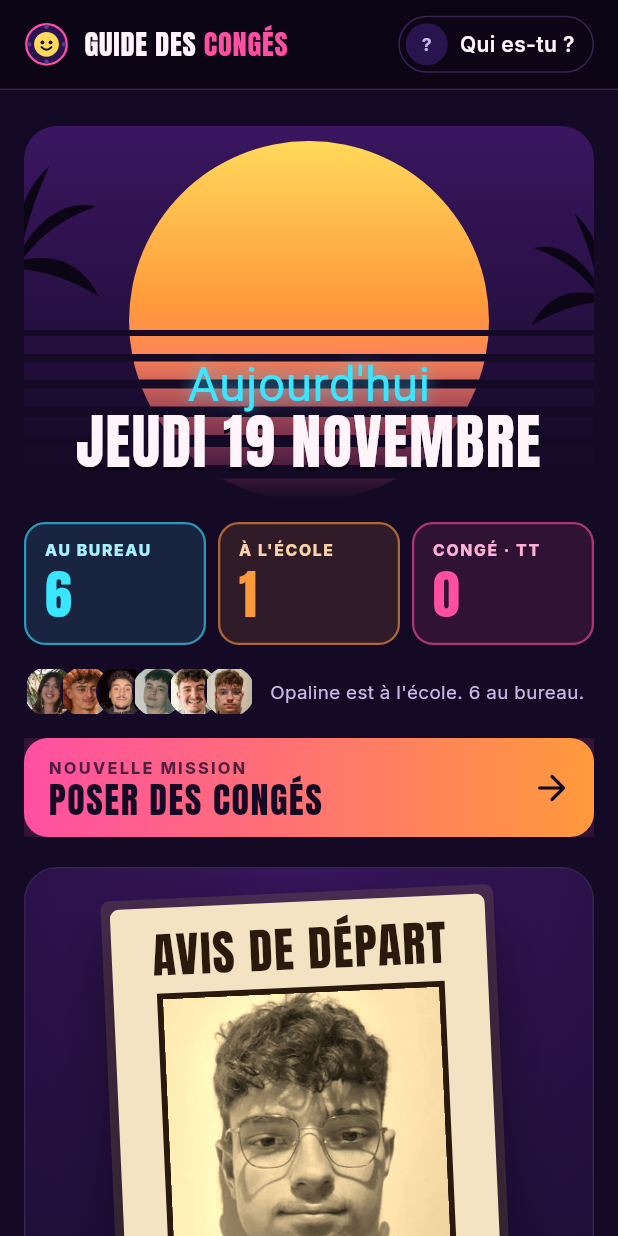
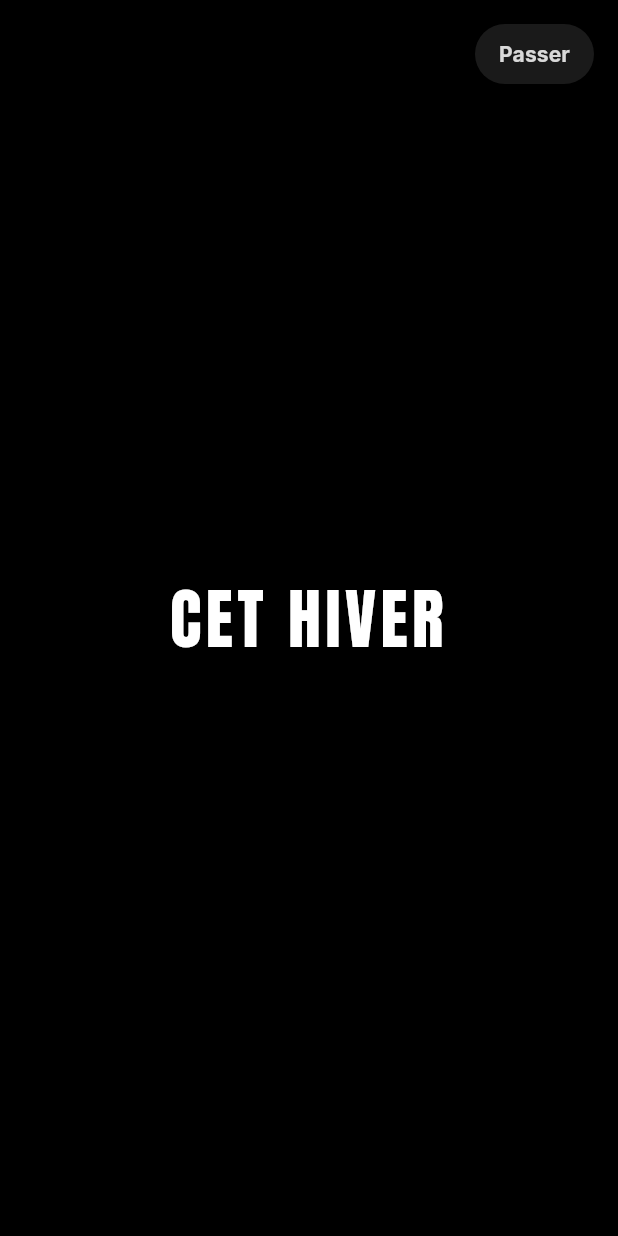
Before and after one commit to Yukojuni/Calendrier-michelin, a Flutter app: the first screen one second after launch, on a phone screen of 412 x 824 dp. Run offline on Flutter 3.47's test engine with Material 3 defaults, Android fonts, the phone set to English and light mode, and no system bars; our stand-ins replace google_fonts, shared_preferences, supabase_flutter; accounts and stored records are empty; Roboto replaces fonts that are missing (Yellowtail).

Commit message:
Ajoute une intro façon bande-annonce au lancement
Écran noir, bandes de cinéma, fondu et zoom lent sur l'image, sous-titres
enchaînés puis fondu vers l'app (environ 7 s, bouton « Passer »). Désactivée
quand le système demande moins d'animations.

Co-Authored-By: Claude Opus 5.5 <noreply@anthropic.com>
Claude-Session: https://claude.ai/code/session_01Vvzw9iDBvpSLpyghCG6AJZ

```diff
--- a/lib/main.dart
+++ b/lib/main.dart
@@ -10,6 +10,7 @@ import 'store.dart';
 import 'theme.dart';
 import 'ui/confetti.dart';
 import 'ui/home_page.dart';
+import 'ui/intro_trailer.dart';
 
 Future<void> main() async {
   WidgetsFlutterBinding.ensureInitialized();
@@ -52,6 +53,7 @@ class GuideApp extends StatelessWidget {
       builder: (context, child) => Stack(children: [
         ?child,
         Positioned.fill(child: IgnorePointer(child: ConfettiLayer(trigger: state.confetti))),
+        const Positioned.fill(child: IntroTrailer()),
       ]),
       home: HomePage(state: state),
     );
--- /dev/null
+++ b/lib/ui/intro_trailer.dart
@@ -0,0 +1,157 @@
+/// Intro façon bande-annonce, jouée au lancement de l'app.
+library;
+
+import 'package:flutter/material.dart';
+
+import '../theme.dart';
+
+class IntroTrailer extends StatefulWidget {
+  const IntroTrailer({super.key, this.image = 'assets/memes/vice.jpg'});
+
+  final String image;
+
+  @override
+  State<IntroTrailer> createState() => _IntroTrailerState();
+}
+
+class _IntroTrailerState extends State<IntroTrailer> with SingleTickerProviderStateMixin {
+  static const _length = Duration(milliseconds: 7200);
+  late final AnimationController _c = AnimationController(vsync: this, duration: _length);
+  bool _done = false;
+
+  @override
+  void initState() {
+    super.initState();
+    _c.addStatusListener((s) {
+      if (s == AnimationStatus.completed) setState(() => _done = true);
+    });
+    WidgetsBinding.instance.addPostFrameCallback((_) {
+      if (!mounted) return;
+      // Animations réduites : pas de bande-annonce.
+      if (MediaQuery.of(context).disableAnimations) {
+        setState(() => _done = true);
+      } else {
+        _c.forward();
+      }
+    });
+  }
+
+  @override
+  void dispose() {
+    _c.dispose();
+    super.dispose();
+  }
+
+  void _skip() {
+    // Saute directement au fondu de sortie.
+    if (_c.value < .9) _c.forward(from: .9);
+  }
+
+  /// Valeur 0→1 entre deux instants (en fraction de la durée totale), lissée.
+  double _seg(double a, double b, [Curve curve = Curves.easeInOut]) =>
+      curve.transform(((_c.value - a) / (b - a)).clamp(0.0, 1.0));
+
+  /// Apparition entre a et b, disparition entre c et d.
+  double _inOut(double a, double b, double c, double d) => _seg(a, b) * (1 - _seg(c, d));
+
+  @override
+  Widget build(BuildContext context) {
+    if (_done) return const SizedBox.shrink();
+    return AnimatedBuilder(
+      animation: _c,
+      builder: (context, _) {
+        final size = MediaQuery.of(context).size;
+        final portrait = size.height > size.width;
+        final exit = 1 - _seg(.9, 1);
+        final image = _inOut(.2, .34, .82, .9);
+        final zoom = 1.18 - .18 * _seg(.2, .9, Curves.easeOut);
+        final bars = _seg(.0, .12, Curves.easeOutCubic) * (1 - _seg(.88, .96));
+        final barH = size.height * (portrait ? .12 : .1) * bars;
+
+        Widget caption(String text, double opacity, {double size = 46, Color color = Colors.white}) => Opacity(
+              opacity: opacity,
+              child: Transform.translate(
+                offset: Offset(0, 12 * (1 - opacity)),
+                child: Text(
+                  text,
+                  textAlign: TextAlign.center,
+                  style: display(size, color: color).copyWith(
+                    letterSpacing: 3,
+                    shadows: const [Shadow(color: Colors.black, blurRadius: 18)],
+                  ),
+                ),
+              ),
+            );
+
+        return Opacity(
+          opacity: exit,
+          child: Material(
+            color: Colors.black,
+            child: Stack(fit: StackFit.expand, children: [
+              Opacity(
+                opacity: image,
+                child: Transform.scale(
+                  scale: zoom,
+                  alignment: portrait ? const Alignment(.35, 0) : Alignment.center,
+                  child: Image.asset(
+                    widget.image,
+                    fit: BoxFit.cover,
+                    alignment: portrait ? const Alignment(.42, 0) : Alignment.center,
+                  ),
+                ),
+              ),
+              // Voile sombre pour lire les sous-titres.
+              IgnorePointer(
+                child: DecoratedBox(
+                  decoration: BoxDecoration(
+                    gradient: LinearGradient(
+                      begin: Alignment.topCenter,
+                      end: Alignment.bottomCenter,
+                      colors: [Colors.black.withValues(alpha: .1), Colors.black.withValues(alpha: .65)],
+                    ),
+                  ),
+                ),
+              ),
+              // Carton d'ouverture, sur fond noir.
+              Center(child: caption('CET HIVER', _inOut(.03, .1, .16, .21), size: portrait ? 44 : 64)),
+              // Sous-titres sur l'image.
+              Positioned(
+                left: 24,
+                right: 24,
+                bottom: barH + (portrait ? 56 : 64),
+                child: Stack(alignment: Alignment.bottomCenter, children: [
+                  caption("UNE ÉQUIPE D'ALTERNANTS", _inOut(.36, .42, .5, .54), size: portrait ? 30 : 44),
+                  caption('UN SEUL PLANNING', _inOut(.54, .6, .66, .7), size: portrait ? 30 : 44),
+                  Column(mainAxisSize: MainAxisSize.min, children: [
+                    Opacity(opacity: _inOut(.7, .76, .84, .89), child: Text('Vice Mode', style: neon(portrait ? 34 : 46, color: Palette.pink))),
+                    caption('LE GUIDE DES CONGÉS', _inOut(.72, .78, .84, .89), size: portrait ? 38 : 60, color: Palette.yellow),
+                  ]),
+                ]),
+              ),
+              // Bandes noires de cinéma.
+              Positioned(left: 0, right: 0, top: 0, height: barH, child: const ColoredBox(color: Colors.black)),
+              Positioned(left: 0, right: 0, bottom: 0, height: barH, child: const ColoredBox(color: Colors.black)),
+              Positioned(
+                top: MediaQuery.of(context).padding.top + 12,
+                right: 16,
+                child: Opacity(
+                  opacity: .85 * _seg(.04, .1),
+                  child: TextButton(
+                    onPressed: _skip,
+                    style: TextButton.styleFrom(
+                      foregroundColor: Colors.white,
+                      backgroundColor: Colors.white.withValues(alpha: .12),
+                      shape: const StadiumBorder(),
+                      padding: const EdgeInsets.symmetric(horizontal: 16, vertical: 10),
+                    ),
+                    child: const Text('Passer', style: TextStyle(fontWeight: FontWeight.w700)),
+                  ),
+                ),
+              ),
+            ]),
+          ),
+        );
+      },
+    );
+  }
+}
```
